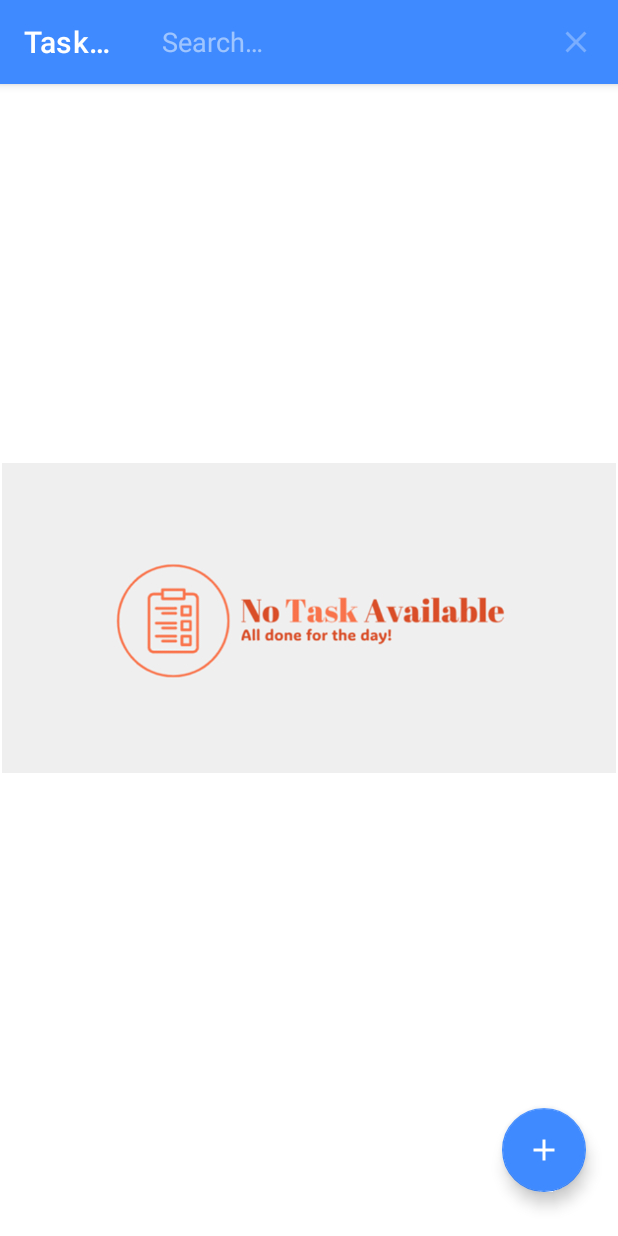
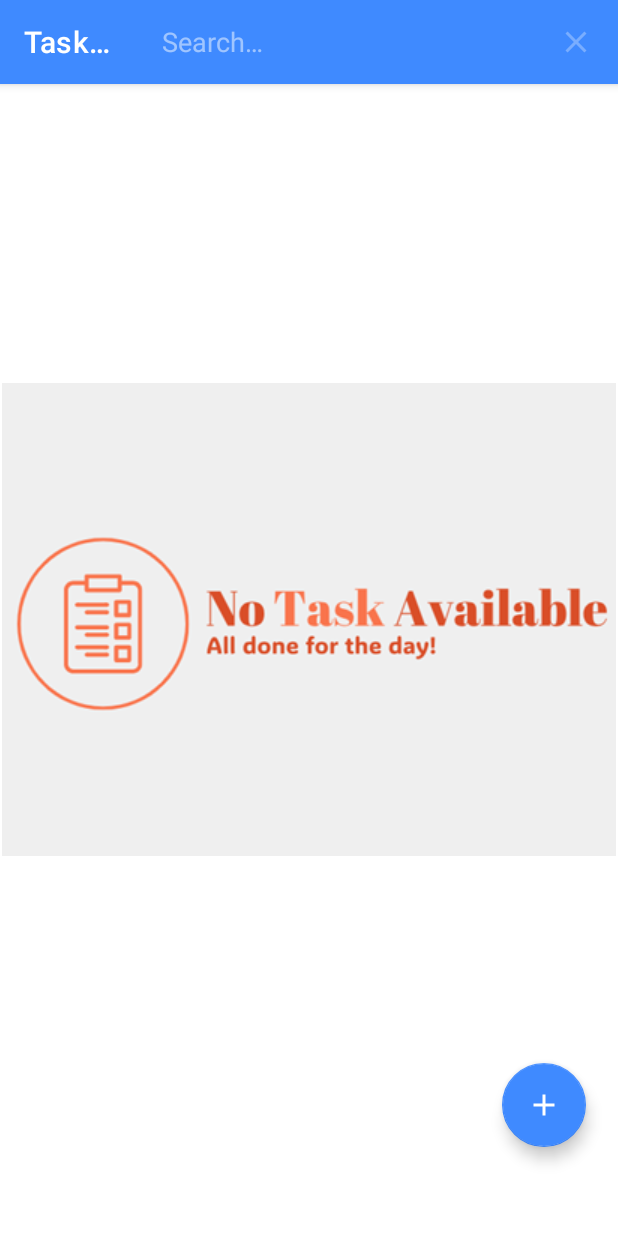
Before and after one commit to ChrisKing2023/TaskManagement2, an Android app: the screen it shows after launch (MainActivity), after a tap on "Search", on a phone screen of 412 x 824 dp. Run offline under Robolectric (Android 15) with nearby library versions, the phone set to English and light mode, and no system bars; our stand-ins replace Room's generated code, data binding.

Commit message:
small fixes

```diff
--- a/app/src/main/AndroidManifest.xml
+++ b/app/src/main/AndroidManifest.xml
@@ -10,7 +10,7 @@
         android:label="@string/app_name"
         android:roundIcon="@mipmap/ic_launcher_round"
         android:supportsRtl="true"
-        android:theme="@style/Theme.TaskManagement2"
+        android:theme="@style/Base.Theme.TaskManagement2"
         tools:targetApi="31">
         <activity
             android:name=".MainActivity"
--- a/app/src/main/res/layout/fragment_add_task.xml
+++ b/app/src/main/res/layout/fragment_add_task.xml
@@ -16,7 +16,7 @@
             android:layout_width="wrap_content"
             android:layout_height="wrap_content"
             android:layout_alignParentTop="true"
-            android:layout_marginTop="16dp"
+            android:layout_marginTop="56dp"
             android:fontFamily="@font/poppins"
             android:text="@string/add_task"
             android:textColor="@color/orangeMain"
--- a/app/src/main/res/layout/fragment_edit_task.xml
+++ b/app/src/main/res/layout/fragment_edit_task.xml
@@ -16,7 +16,7 @@
             android:layout_width="wrap_content"
             android:layout_height="wrap_content"
             android:layout_alignParentTop="true"
-            android:layout_marginTop="16dp"
+            android:layout_marginTop="56dp"
             android:fontFamily="@font/poppins"
             android:text="@string/edit_task"
             android:textStyle="bold"
@@ -54,7 +54,7 @@
             android:layout_width="wrap_content"
             android:layout_height="wrap_content"
             android:layout_marginEnd="20dp"
-            android:layout_marginBottom="20dp"
+            android:layout_marginBottom="40dp"
             android:clickable="true"
             android:backgroundTint="@color/orangeMain"
             android:tintMode="@color/white"
--- a/app/src/main/res/layout/fragment_home.xml
+++ b/app/src/main/res/layout/fragment_home.xml
@@ -14,7 +14,7 @@
             android:layout_width="wrap_content"
             android:layout_height="wrap_content"
             android:layout_marginEnd="20dp"
-            android:layout_marginBottom="28dp"
+            android:layout_marginBottom="58dp"
             android:backgroundTint="@color/blueMain"
             android:clickable="true"
             android:contentDescription="image"
@@ -27,18 +27,25 @@
             android:id="@+id/homeRecyclerView"
             android:layout_width="match_parent"
             android:layout_height="match_parent"
+            android:layout_marginBottom="16dp"
+            android:layout_marginTop="60dp"
             android:visibility="gone"
             app:layout_constraintBottom_toBottomOf="parent"
             app:layout_constraintEnd_toEndOf="parent"
             app:layout_constraintStart_toStartOf="parent"
-            app:layout_constraintTop_toTopOf="parent" />
+            app:layout_constraintTop_toTopOf="@+id/addTaskFab" />
 
         <ImageView
-            android:layout_width="match_parent"
-            android:layout_height="match_parent"
+            android:layout_width="1500dp"
+            android:layout_height="1500dp"
             android:id="@+id/emptyTasksImage"
             android:visibility="gone"
-            android:src="@drawable/no_task_image"/>
+            android:src="@drawable/no_task_image"
+            app:layout_constraintStart_toStartOf="parent"
+            app:layout_constraintEnd_toEndOf="parent"
+            app:layout_constraintTop_toTopOf="parent"
+            app:layout_constraintBottom_toBottomOf="parent"
+            android:scaleType="centerInside"/>
 
     </androidx.constraintlayout.widget.ConstraintLayout>
 </layout>
--- a/app/src/main/res/navigation/nav_graph.xml
+++ b/app/src/main/res/navigation/nav_graph.xml
@@ -1,13 +1,15 @@
 <?xml version="1.0" encoding="utf-8"?>
 <navigation xmlns:android="http://schemas.android.com/apk/res/android"
     xmlns:app="http://schemas.android.com/apk/res-auto"
+    xmlns:tools="http://schemas.android.com/tools"
     android:id="@+id/nav_graph"
     app:startDestination="@id/homeFragment">
 
     <fragment
         android:id="@+id/homeFragment"
         android:name="com.example.taskmanagement2.fragments.HomeFragment"
-        android:label="HomeFragment" >
+        android:label="HomeFragment"
+        tools:layout="@layout/fragment_home">
         <action
             android:id="@+id/action_homeFragment_to_addTaskFragment"
             app:destination="@id/addTaskFragment" />
@@ -18,7 +20,8 @@
     <fragment
         android:id="@+id/addTaskFragment"
         android:name="com.example.taskmanagement2.fragments.AddTaskFragment"
-        android:label="AddTaskFragment" >
+        android:label="AddTaskFragment"
+        tools:layout="@layout/fragment_add_task">
         <action
             android:id="@+id/action_addTaskFragment_to_homeFragment"
             app:destination="@id/homeFragment" />
@@ -26,7 +29,8 @@
     <fragment
         android:id="@+id/editTaskFragment"
         android:name="com.example.taskmanagement2.fragments.EditTaskFragment"
-        android:label="EditTaskFragment" >
+        android:label="EditTaskFragment"
+        tools:layout="@layout/fragment_edit_task" >
         <action
             android:id="@+id/action_editTaskFragment_to_homeFragment"
             app:destination="@id/homeFragment" />
--- a/app/src/main/res/values-night/themes.xml
+++ b/app/src/main/res/values-night/themes.xml
@@ -1,7 +1,17 @@
 <resources xmlns:tools="http://schemas.android.com/tools">
     <!-- Base application theme. -->
-    <style name="Base.Theme.TaskManagement2" parent="Theme.Material3.DayNight.NoActionBar">
+    <style name="Base.Theme.TaskManagement2" parent="Theme.MaterialComponents.Light.DarkActionBar">
         <!-- Customize your dark theme here. -->
         <!-- <item name="colorPrimary">@color/my_dark_primary</item> -->
+        <item name="colorPrimary">@color/blueMain</item>
+        <item name="colorPrimaryVariant">@color/blueMain</item>
+        <item name="colorOnPrimary">@color/white</item>
+        <!-- Secondary brand color. -->
+        <item name="colorSecondary">@color/blueMain</item>
+        <item name="colorSecondaryVariant">@color/blueMain</item>
+        <item name="colorOnSecondary">@color/black</item>
+        <!-- Status bar color. -->
+        <item name="android:statusBarColor">@color/blueMain</item>
+        <!-- Customize your theme here. -->
     </style>
 </resources>
--- a/app/src/main/res/values/themes.xml
+++ b/app/src/main/res/values/themes.xml
@@ -10,10 +10,10 @@
         <item name="colorSecondaryVariant">@color/blueMain</item>
         <item name="colorOnSecondary">@color/black</item>
         <!-- Status bar color. -->
-        <item name="android:statusBarColor">?attr/colorPrimaryVariant</item>
+        <item name="android:statusBarColor">@color/blueMain</item>
         <!-- Customize your theme here. -->
 
     </style>
 
-    <style name="Theme.TaskManagement2" parent="Base.Theme.TaskManagement2" />
+
 </resources>
```
